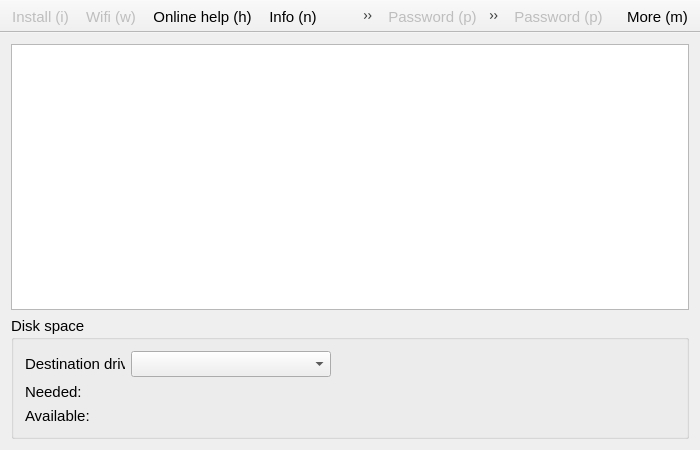
This is recovery/mainwindow.ui in procount/pinn as Qt 5 draws it before an edit. The edited form follows.
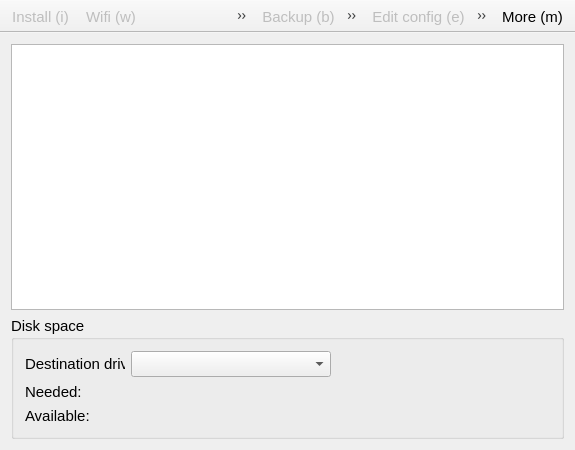
This is the edited form. Icons and pictures are not drawn.

Commit message: Better info button & toolbars

Patch:
```diff
--- a/recovery/mainwindow.ui
+++ b/recovery/mainwindow.ui
@@ -6,7 +6,7 @@
    <rect>
     <x>0</x>
     <y>0</y>
-    <width>700</width>
+    <width>575</width>
     <height>450</height>
    </rect>
   </property>
@@ -127,6 +127,12 @@
    <property name="enabled">
     <bool>true</bool>
    </property>
+   <property name="sizePolicy">
+    <sizepolicy hsizetype="Preferred" vsizetype="Fixed">
+     <horstretch>0</horstretch>
+     <verstretch>0</verstretch>
+    </sizepolicy>
+   </property>
    <property name="windowTitle">
     <string>toolBar</string>
    </property>
@@ -157,11 +163,9 @@
    <attribute name="toolBarBreak">
     <bool>false</bool>
    </attribute>
-   <addaction name="actionPassword"/>
-   <addaction name="actionEdit_config"/>
    <addaction name="actionBackup"/>
-   <addaction name="actionFschk"/>
    <addaction name="actionClone"/>
+   <addaction name="actionInfo"/>
   </widget>
   <widget class="QToolBar" name="toolBar_3">
    <property name="enabled">
@@ -197,7 +201,10 @@
    <attribute name="toolBarBreak">
     <bool>false</bool>
    </attribute>
+   <addaction name="actionEdit_config"/>
    <addaction name="actionPassword"/>
+   <addaction name="actionFschk"/>
+   <addaction name="actionInfoInstalled"/>
   </widget>
   <widget class="QToolBar" name="advToolBar">
    <property name="enabled">
@@ -418,6 +425,21 @@
     <string>C</string>
    </property>
   </action>
+  <action name="actionInfoInstalled">
+   <property name="icon">
+    <iconset resource="icons.qrc">
+     <normaloff>:/icons/information.png</normaloff>:/icons/information.png</iconset>
+   </property>
+   <property name="text">
+    <string>Info (n)</string>
+   </property>
+   <property name="toolTip">
+    <string>Information about the installed OS</string>
+   </property>
+   <property name="shortcut">
+    <string>N</string>
+   </property>
+  </action>
  </widget>
  <layoutdefault spacing="6" margin="11"/>
  <resources>
```
Left out of the diff: 2 changed lines with no effect on the pictures. The commit also changes 22 other files.
